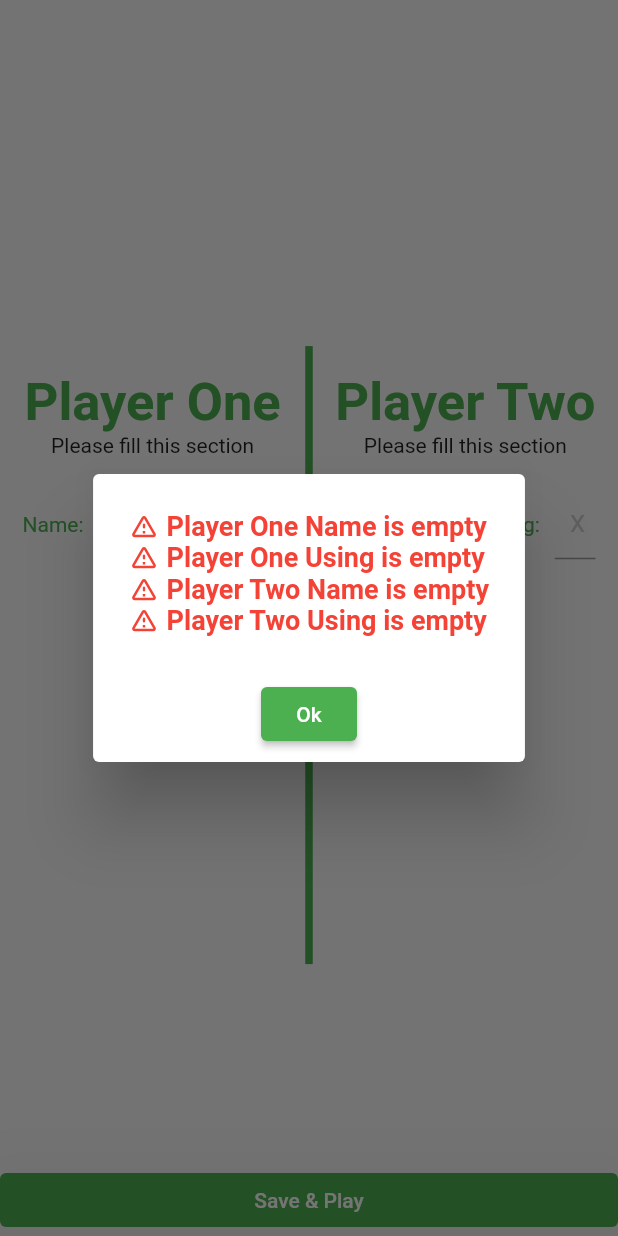
After one commit to adebayoAdesina/Flutter_Tic_Tac_Toe_game, a Flutter app: the TabletRegistrationPage screen opened directly, after a tap on "Save & Play", on a phone screen of 412 x 824 dp. The commit adds this screen. Run offline on Flutter 3.47's test engine with Material 2 defaults, Android fonts, the phone set to English and light mode, and no system bars.

Commit message:
Registration page responsiveness for tablet and mobile views fixed

```diff
--- a/lib/Responsiveness/responsiveness.dart
+++ b/lib/Responsiveness/responsiveness.dart
@@ -1,6 +1,8 @@
 import 'package:flutter/material.dart';
 import 'package:tic_tac_toe/Screens/mobile.dart';
 import 'package:tic_tac_toe/Screens/tablet.dart';
+import 'package:tic_tac_toe/Views/Tablet/tablet_registration_page.dart';
+import 'package:tic_tac_toe/Views/Mobile/registration_page.dart';
 
 class Responsiveness extends StatefulWidget {
   const Responsiveness({ Key? key }) : super(key: key);
@@ -24,3 +26,26 @@ class _ResponsivenessState extends State<Responsiveness> {
     );
   }
 }
+
+class RegistrationResponsiveness extends StatefulWidget {
+  const RegistrationResponsiveness({ Key? key }) : super(key: key);
+
+  @override
+  State<RegistrationResponsiveness> createState() => _RegistrationResponsivenessState();
+}
+
+class _RegistrationResponsivenessState extends State<RegistrationResponsiveness> {
+  @override
+  Widget build(BuildContext context) {
+    return LayoutBuilder(
+      builder: ((context, constraints) {
+        if (constraints.maxWidth < 600) {
+          return const RegistrationPage();
+        }
+        else {
+          return const TabletRegistrationPage();
+        }
+      })
+    );
+  }
+}
--- a/lib/Screens/mobile.dart
+++ b/lib/Screens/mobile.dart
@@ -1,7 +1,8 @@
 import 'package:flutter/material.dart';
 import 'package:flutter/services.dart';
 import 'package:tic_tac_toe/Color/colors.dart';
-import 'package:tic_tac_toe/Views/registration_page.dart';
+import 'package:tic_tac_toe/Responsiveness/responsiveness.dart';
+import 'package:tic_tac_toe/Views/Mobile/registration_page.dart';
 import 'package:tic_tac_toe/Views/scores.dart';
 
 class MobileScreen extends StatelessWidget {
@@ -29,7 +30,7 @@ class MobileScreen extends StatelessWidget {
                   onPressed: (() {
                     Navigator.push(
                       context, MaterialPageRoute(
-                        builder: (_) => const RegistrationPage()
+                        builder: (_) => const RegistrationResponsiveness()
                       )
                     );
                   }),
--- a/lib/Views/registration_page.dart
+++ b/lib/Views/Mobile/registration_page.dart
@@ -5,7 +5,7 @@ import 'package:provider/provider.dart';
 import 'package:tic_tac_toe/Color/colors.dart';
 import 'package:tic_tac_toe/Views/game.dart';
 
-import '../State_Management/provider.dart';
+import '../../State_Management/provider.dart';
 
 class RegistrationPage extends StatefulWidget {
   const RegistrationPage({ Key? key }) : super(key: key);
--- /dev/null
+++ b/lib/Views/Tablet/tablet_registration_page.dart
@@ -0,0 +1,383 @@
+import 'dart:async';
+
+import 'package:flutter/material.dart';
+import 'package:provider/provider.dart';
+import 'package:tic_tac_toe/Color/colors.dart';
+import 'package:tic_tac_toe/Views/game.dart';
+
+import '../../State_Management/provider.dart';
+
+class TabletRegistrationPage extends StatefulWidget {
+  const TabletRegistrationPage({ Key? key }) : super(key: key);
+
+  @override
+  State<TabletRegistrationPage> createState() => _TabletRegistrationPageState();
+}
+class _TabletRegistrationPageState extends State<TabletRegistrationPage> {
+  @override
+  Widget build(BuildContext context) {
+    var size = MediaQuery.of(context).size;
+    return ChangeNotifierProvider(
+      create: ((context) => AppData()),
+      builder: (context, child){
+        return Scaffold(
+        body: SingleChildScrollView(
+          physics: const ScrollPhysics(),
+          child: SafeArea(
+            child: Center(
+              child: Row(
+                mainAxisAlignment: MainAxisAlignment.center,
+                children: [
+                  // SizedBox(
+                  //   height: size.height*0.10,
+                  // ),
+                  Expanded(
+                    flex: 6,
+                    child: Column(
+                      children: [
+                        const Text(
+                          'Player One',
+                          style: TextStyle(
+                            color: textColor,
+                            fontSize: 35,
+                            fontWeight: FontWeight.w600
+                          ),
+                        ),
+                        const Text(
+                          'Please fill this section'
+                        ),
+                        Padding(
+                          padding: const EdgeInsets.symmetric(
+                            horizontal: 15
+                          ),
+                          child: Row(
+                            children: [
+                              const Text(
+                                'Name:',
+                                style: TextStyle(
+                                  color: textColor
+                                ),
+                              ),
+                              const SizedBox(
+                                width: 15,
+                              ),
+                              Expanded(
+                                child: Padding(
+                                  padding: const EdgeInsets.only(top: 20.0),
+                                  child: TextField(
+                                    onChanged: ((value) {
+                                      context.read<AppData>().playersDetail(value, 'playerOneName');
+                                    }),
+                                    maxLength: 10,
+                                    decoration: const InputDecoration(
+                                      contentPadding: EdgeInsets.symmetric(
+                                        vertical: 0,
+                                        horizontal: 10
+                                      ),
+                                      hintText: 'John',
+                                      hintStyle: TextStyle(
+                                        color: Color(0XFFCDCDCD)
+                                      ),
+                                      focusedBorder: InputBorder.none
+                                    ),
+                                  ),
+                                ),
+                              ),
+                              const SizedBox(
+                                width: 15,
+                              ),
+                              const Text(
+                                'Using:',
+                                style: TextStyle(
+                                  color: textColor
+                                ),
+                              ),
+                              const SizedBox(
+                                width: 10,
+                              ),
+                              Expanded(
+                                child: Padding(
+                                  padding: const EdgeInsets.only(top: 20.0),
+                                  child: TextField(
+                                    onChanged: ((value) {
+                                      context.read<AppData>().playersDetail(value, 'playerOneUsing');
+                                    }),
+                                    maxLength: 1,
+                                    decoration: const InputDecoration(
+                                      contentPadding: EdgeInsets.symmetric(
+                                        vertical: 0,
+                                        horizontal: 10
+                                      ),
+                                      hintText: 'O',
+                                      hintStyle: TextStyle(
+                                        color: Color(0XFFCDCDCD)
+                                      ),
+                                      focusedBorder: InputBorder.none
+                                    ),
+                                  ),
+                                ),
+                              )
+                            ],
+                          ),
+                        )
+                      ],
+                    ),
+                  ),
+                  Padding(
+                    padding: EdgeInsets.only(
+                      top: size.height*0.28,
+                    ),
+                    child: Container(
+                      color: textColor,
+                      width: 5,
+                      height: size.height*0.5,
+
+                    ),
+                  ),
+                  Expanded(
+                    flex: 6,
+                    child: Column(
+                      children: [
+                        const Text(
+                          'Player Two',
+                          style: TextStyle(
+                            color: textColor,
+                            fontSize: 35,
+                            fontWeight: FontWeight.w600
+                          ),
+                        ),
+                        const Text(
+                          'Please fill this section'
+                        ),
+                        Padding(
+                          padding: const EdgeInsets.symmetric(
+                            horizontal: 15
+                          ),
+                          child: Row(
+                            children: [
+                              const Text(
+                                'Name:',
+                                style: TextStyle(
+                                  color: textColor
+                                ),
+                              ),
+                              const SizedBox(
+                                width: 15,
+                              ),
+                              Expanded(
+                                child: Padding(
+                                  padding: const EdgeInsets.only(top: 20.0),
+                                  child: TextField(
+                                    onChanged: ((value) {
+                                      context.read<AppData>().playersDetail(value, 'playerTwoName');
+                                    }),
+                                    maxLength: 10,
+                                    decoration: const InputDecoration(
+                                      contentPadding: EdgeInsets.symmetric(
+                                        vertical: 0,
+                                        horizontal: 10
+                                      ),
+                                      hintText: 'Beloved',
+                                      hintStyle: TextStyle(
+                                        color: Color(0XFFCDCDCD)
+                                      ),
+                                      focusedBorder: InputBorder.none
+                                    ),
+                                  ),
+                                ),
+                              ),
+                              const SizedBox(
+                                width: 15,
+                              ),
+                              const Text(
+                                'Using:',
+                                style: TextStyle(
+                                  color: textColor
+                                ),
+                              ),
+                              const SizedBox(
+                                width: 10,
+                              ),
+                              Expanded(
+                                child: Padding(
+                                  padding: const EdgeInsets.only(top: 20.0),
+                                  child: TextField(
+                                    onChanged: (value) {
+                                      context.read<AppData>().playersDetail(value, 'playerTwoUsing');
+                                    },
+                                    maxLength: 1,
+                                    decoration: const InputDecoration(
+                                      contentPadding: EdgeInsets.symmetric(
+                                        vertical: 0,
+                                        horizontal: 10
+                                      ),
+                                      hintText: 'X',
+                                      hintStyle: TextStyle(
+                                        color: Color(0XFFCDCDCD)
+                                      ),
+                                      focusedBorder: InputBorder.none
+                                    ),
+                                  ),
+                                ),
+                              )
+                            ],
+                          ),
+                        )
+                      ],
+                    ),
+                  )
+                ],
+              ),
+            ),
+          ),
+        ),
+        bottomNavigationBar: ElevatedButton(
+          style: ElevatedButton.styleFrom(
+            elevation: 50,
+            primary: textColor
+          ),
+          onPressed: (){
+            var read = context.read<AppData>();
+            var nameOfPlayerOne = context.read<AppData>().playerOneName == '';
+            var usingOfPlayerOne = context.read<AppData>().playerOneUsing == '';
+            var nameOfPlayerTwo = context.read<AppData>().playerTwoName == '';
+            var usingOfPlayerTwo = context.read<AppData>().playerTwoUsing == '';
+            Timer(
+              const Duration(
+                seconds: 1
+              ), (() {
+                if (
+                  read.playerOneName != '' && read.playerOneUsing != '' &&
+                  read.playerTwoName != '' && read.playerTwoUsing != ''
+                ) {
+                  print(read.playerOneName);
+                  print(read.playerOneUsing);
+                  print(read.playerTwoName);
+                  print(read.playerOneUsing);
+                  Navigator.push(
+                    context, MaterialPageRoute(
+                      builder: (_) => const Game()
+                    )
+                  );
+                } else {
+                  showDialog(
+                    context: context,
+                    builder: (context) {
+                      return AlertDialog(
+                        elevation: 20,
+                        titleTextStyle: const TextStyle(
+                          color: danger,
+                          fontWeight: FontWeight.w600,
+                          fontSize: 18
+                        ),
+                        title: Column(
+                          children: [
+                            Row(
+                              children: [
+                                Icon(
+                                  nameOfPlayerOne ? Icons.warning_amber_rounded : Icons.done,
+                                  color: nameOfPlayerOne ? danger : textColor,
+                                  size: 20
+                                ),
+                                const SizedBox(
+                                  width: 5,
+                                ),
+                                Text(
+                                  nameOfPlayerOne ? 'Player One Name is empty': 'Player One Name is Filled',
+                                  style: TextStyle(
+                                    color: nameOfPlayerOne ? danger : textColor
+                                  )
+                                ),
+                              ],
+                            ),
+                            Row(
+                              children: [
+                                Icon(
+                                  usingOfPlayerOne ? Icons.warning_amber_rounded : Icons.done,
+                                  color: usingOfPlayerOne ? danger : textColor,
+                                  size: 20
+                                ),
+                                const SizedBox(
+                                  width: 5,
+                                ),
+                                Text(
+                                  usingOfPlayerOne ? 'Player One Using is empty': 'Player One Using is Filled',
+                                  style: TextStyle(
+                                    color: usingOfPlayerOne ? danger : textColor
+                                  )
+                                ),
+                              ],
+                            ),
+                            Row(
+                              children: [
+                                Icon(
+                                  nameOfPlayerTwo ? Icons.warning_amber_rounded : Icons.done,
+                                  color: nameOfPlayerTwo ? danger : textColor,
+                                  size: 20
+                                ),
+                                const SizedBox(
+                                  width: 5,
+                                ),
+                                Text(
+                                  nameOfPlayerTwo ? 'Player Two Name is empty': 'Player Two Name is Filled',
+                                  style: TextStyle(
+                                    color: nameOfPlayerTwo ? danger : textColor
+                                  )
+                                ),
+                              ],
+                            ),
+                            Row(
+                              children: [
+                                Icon(
+                                  usingOfPlayerTwo ? Icons.warning_amber_rounded : Icons.done,
+                                  color: usingOfPlayerTwo ? danger : textColor,
+                                  size: 20
+                                ),
+                                const SizedBox(
+                                  width: 5,
+                                ),
+                                Text(
+                                  usingOfPlayerTwo ? 'Player Two Using is empty': 'Player Two Using is Filled',
+                                  style: TextStyle(
+                                    color: usingOfPlayerTwo ? danger : textColor
+                                  )
+                                ),
+                              ],
+                            ),
+
+                          ],
+                        ),
+                        actions: [
+                          Center(
+                            child: ElevatedButton(
+                              style: ElevatedButton.styleFrom(
+                                primary: textColor
+                              ),
+                              onPressed: (() {
+                                Navigator.pop(context);
+                              }),
+                              child: const Text(
+                                'Ok'
+                              )
+                            ),
+                          )
+                        ],
+                      );
+                    }
+                  );
+                }
+              }));
+          },
+          child: const Text(
+            'Save & Play',
+            style: TextStyle(
+              // color: textColor
+            ),
+          )
+        ),
+      );
+      }
+
+    );
+  }
+}
```
